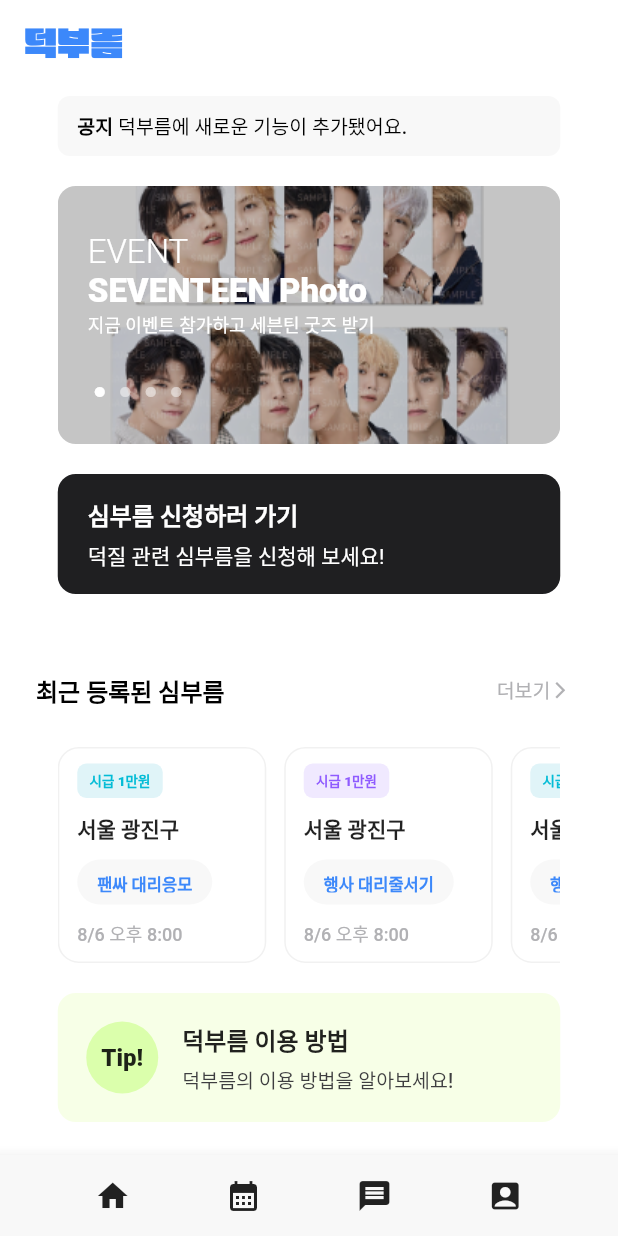
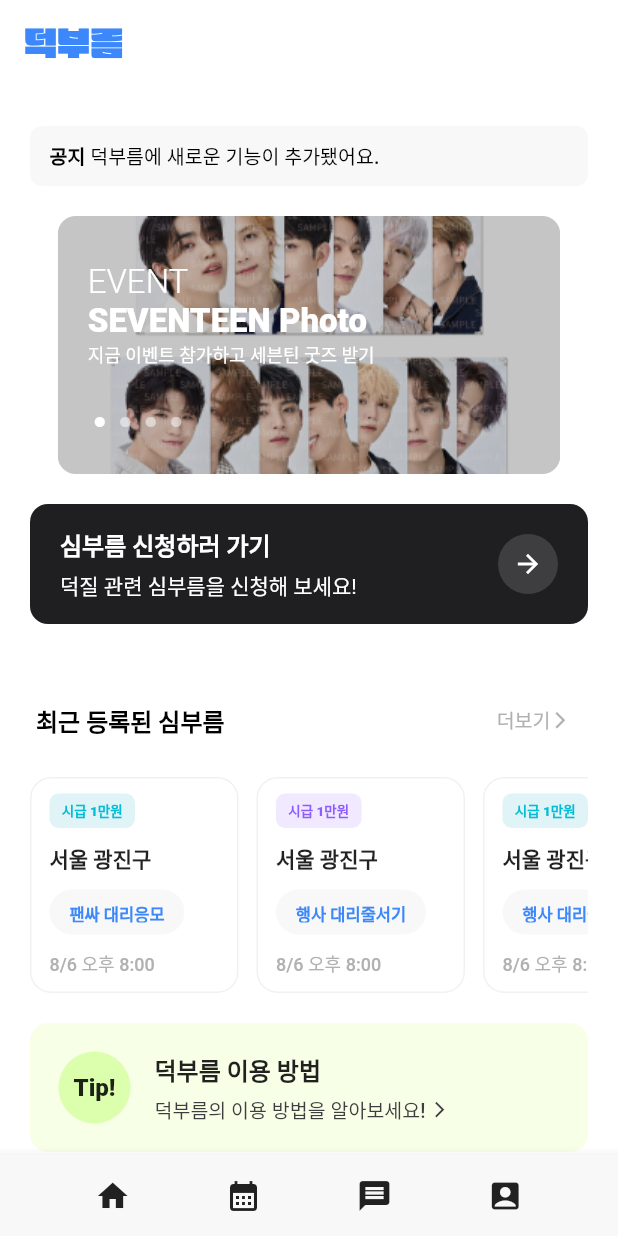
Before and after one commit to ksk0605/errand_app, a Flutter app: the screen it shows after launch, on a phone screen of 412 x 824 dp. Run offline on Flutter 3.47's test engine with Material 2 defaults, Android fonts, the phone set to English and light mode, and no system bars.

Commit message:
refactor: 전체 리스트 뷰 감싸기, 아이콘 추가

```diff
--- a/lib/errand_list_screen.dart
+++ b/lib/errand_list_screen.dart
@@ -15,7 +15,12 @@ class ErrandListScreen extends StatelessWidget {
     return MaterialApp(
       home: Scaffold(
         appBar: AppBar(
-          title: Text('덕부름'),
+          title: Text('심부름',
+              style: TextStyle(color: Color(0xff1F1F21),  fontSize: 17, fontWeight: FontWeight.w800)
+          ),
+          backgroundColor: Colors.white,
+          elevation: 0.0,
+          centerTitle: true,
         ),
         body: Center(
         ),
--- a/lib/main.dart
+++ b/lib/main.dart
@@ -29,16 +29,18 @@ class MyApp extends StatelessWidget {
           ),
           backgroundColor: Colors.white,
           elevation: 0.0,
+          centerTitle: false,
         ),
         body: Center(
-          child: Column(
+          child: ListView(
+            padding: EdgeInsets.fromLTRB(20, 20, 20, 0),
             children: [
               Container(
                 decoration: BoxDecoration(
                   color: Color(0xffF8F8F8),
                   borderRadius: BorderRadius.circular(8.0)
                 ),
-                margin: EdgeInsets.fromLTRB(20, 8, 20, 20),
+                margin: EdgeInsets.fromLTRB(0, 8, 0, 20),
                 padding: EdgeInsets.fromLTRB(13, 0, 0, 0),
                 child: Row(children: [
                   Text('공지 ',
@@ -61,7 +63,7 @@ class MyApp extends StatelessWidget {
               Center(
                 child: Container(
                     //padding: EdgeInsets.fromLTRB(left, top, right, bottom),
-                  margin: EdgeInsets.fromLTRB(20, 0, 20, 0),
+                    //margin: EdgeInsets.fromLTRB(20, 0, 20, 0),
                     width: 335, height: 172,
                     // child: ClipRRect(
                     //   borderRadius: BorderRadius.circular(12.0),
@@ -79,7 +81,7 @@ class MyApp extends StatelessWidget {
                           fit: BoxFit.fill,
                         color: Colors.black.withOpacity(0.2),
                             colorBlendMode: BlendMode.darken,
-                      width: 335, height: 172,),
+                        height: 172,),
                         ),
                         Container(
                           padding: EdgeInsets.fromLTRB(20, 0, 0, 0),
@@ -136,13 +138,15 @@ class MyApp extends StatelessWidget {
                   ),
               ),
               Container(
-                padding: EdgeInsets.fromLTRB(20, 0, 0, 0),
-                margin: EdgeInsets.fromLTRB(20,20,20,40),
+                padding: EdgeInsets.fromLTRB(20, 0, 20, 0),
+                margin: EdgeInsets.fromLTRB(0,20,0,40),
                 decoration: BoxDecoration(
                     color: Color(0xff1F1F21),
                   borderRadius: BorderRadius.circular(12)
                 ),
-                child: Column(
+                child: Row(
+                  children: [
+                    Column(
                       crossAxisAlignment: CrossAxisAlignment.start,
                       mainAxisAlignment: MainAxisAlignment.center,
                       children: [
@@ -164,11 +168,22 @@ class MyApp extends StatelessWidget {
                         ),
                       ],
                     ),
+                    Spacer(),
+                    Container(
+                      decoration: BoxDecoration(
+                        color: Color(0xff3E3E40),
+                        shape: BoxShape.circle,
+                      ),
+                      height: 40, width: 40,
+                      child: Center(child: Icon(Icons.arrow_forward_sharp, size: 20, color: Colors.white,)),
+                    ),
+                  ],
+                ),
                 width: 335, height: 80,
               ),
               Container(
                 color: Colors.white,
-                margin: EdgeInsets.fromLTRB(24,0, 24,0),
+                margin: EdgeInsets.fromLTRB(4,0, 4,0),
                 child: Row(
                   children: [
                     Text('최근 등록된 심부름',
@@ -199,7 +214,7 @@ class MyApp extends StatelessWidget {
                 ),
               ),
               Container(
-                margin: EdgeInsets.fromLTRB(20, 14, 20, 0),
+                margin: EdgeInsets.fromLTRB(0, 14, 0, 0),
                 height: 144, width: 335,
                   child: ListView(
                     shrinkWrap: true,
@@ -380,7 +395,7 @@ class MyApp extends StatelessWidget {
                   ),
                 ),
               Container(
-                margin: EdgeInsets.fromLTRB(0, 20, 0, 0),
+                margin: EdgeInsets.fromLTRB(0, 20, 0, 20),
                 padding: EdgeInsets.fromLTRB(19, 19, 19, 19),
                 decoration: BoxDecoration(
                   color: Color(0xffF7FFE7),
@@ -406,7 +421,12 @@ class MyApp extends StatelessWidget {
                         children: [
                           Text('덕부름 이용 방법', style: TextStyle(fontWeight: FontWeight.w800, fontSize: 16),),
                           SizedBox(height: 5,),
-                          Text('덕부름의 이용 방법을 알아보세요!', style: TextStyle(fontWeight: FontWeight.w500, fontSize: 13, color: Color(0xff3E3E40)),),
+                          Row(
+                            children: [
+                              Text('덕부름의 이용 방법을 알아보세요! ', style: TextStyle(fontWeight: FontWeight.w500, fontSize: 13, color: Color(0xff3E3E40)),),
+                              Icon(Icons.arrow_forward_ios, size: 12.5, color: Color(0xff3E3E40),)
+                            ]
+                          )
                         ],
                       ),
                     )
```
Lines whose indentation alone changed are shown as unchanged.
